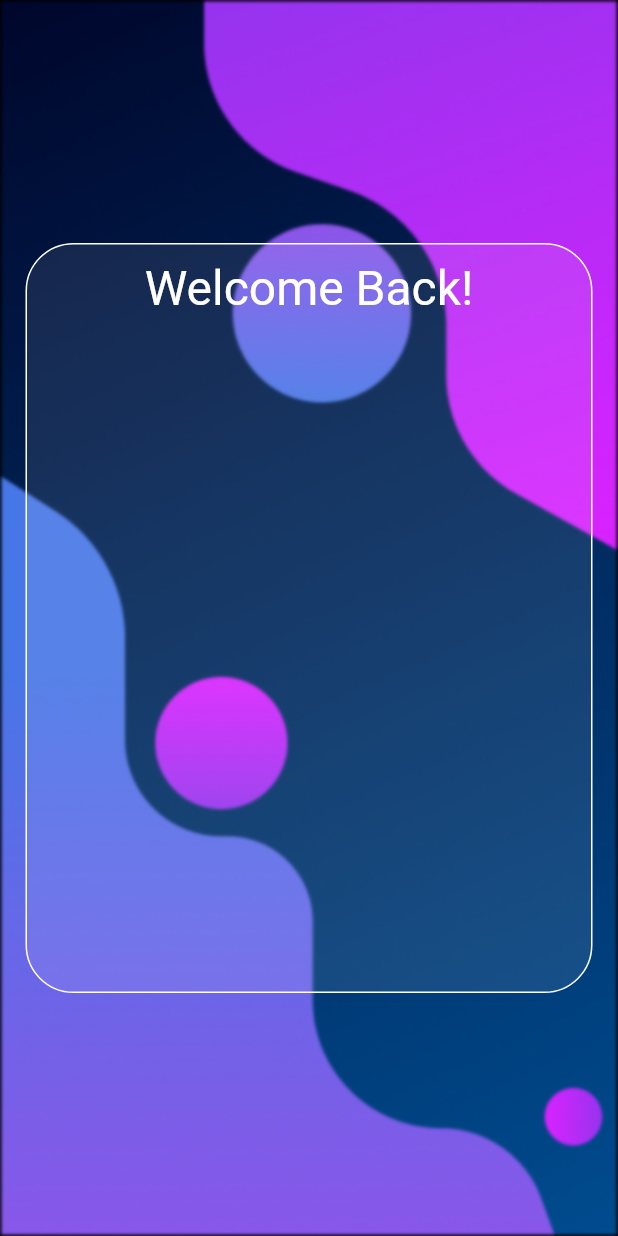
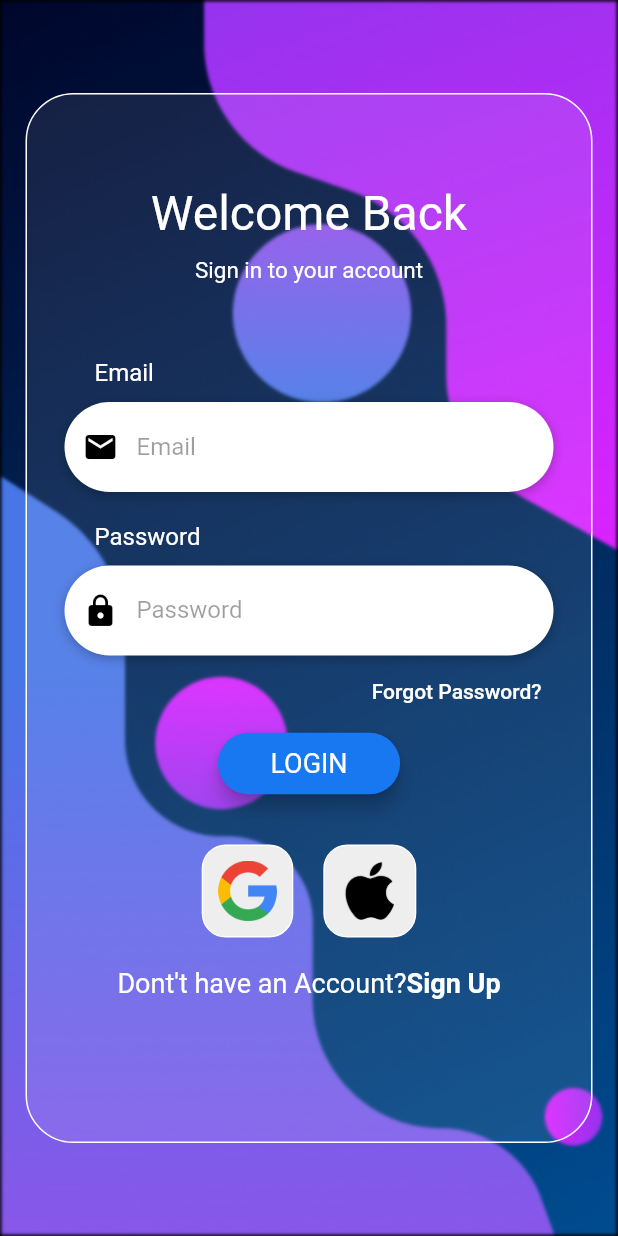
Before and after one commit to Naman-Gayakwad/vit_bazzar_app, a Flutter app: the screen it shows after launch, on a phone screen of 412 x 824 dp. Run offline on Flutter 3.47's test engine with Material 2 defaults, Android fonts, the light colour scheme and no system bars; our stand-ins replace font_awesome_flutter, google_fonts.

Commit message:
login done

```diff
--- a/lib/screens/login.dart
+++ b/lib/screens/login.dart
@@ -4,13 +4,156 @@ import 'package:flutter/material.dart';
 import 'package:flutter/src/widgets/framework.dart';
 import 'package:flutter/src/widgets/placeholder.dart';
 import 'package:font_awesome_flutter/font_awesome_flutter.dart';
+import 'package:vit_bazzar_app/utils/square_tile.dart';
 
 class MyLogin extends StatefulWidget {
   const MyLogin({super.key});
 
   @override
+  State<MyLogin> createState() => _MyLoginState();
+}
 
-  State<MyLogin> createState() => _MyLoginState();
+Widget buildEmail() {
+  return Column(
+    crossAxisAlignment: CrossAxisAlignment.start,
+    children: [
+      Container(
+        margin: const EdgeInsets.only(left: 20),
+        child: const Text(
+          'Email',
+          style: TextStyle(
+            color: Colors.white,
+            fontSize: 16,
+          ),
+        ),
+      ),
+      const SizedBox(height: 10),
+      Container(
+        alignment: Alignment.centerLeft,
+        decoration: BoxDecoration(
+            color: Colors.white,
+            borderRadius: BorderRadius.circular(100),
+            boxShadow: const [
+              BoxShadow(
+                  color: Colors.black26, blurRadius: 6, offset: Offset(0, 2))
+            ]),
+        height: 60,
+        child: const TextField(
+          keyboardType: TextInputType.emailAddress,
+          style: TextStyle(
+            color: Colors.black87,
+          ),
+          decoration: InputDecoration(
+              border: InputBorder.none,
+              contentPadding: EdgeInsets.only(top: 14),
+              prefixIcon: Icon(
+                Icons.email,
+                color: Colors.black,
+              ),
+              hintText: 'Email',
+              hintStyle: TextStyle(color: Colors.black38)),
+        ),
+      )
+    ],
+  );
+}
+
+Widget buildPassword() {
+  return Column(
+    crossAxisAlignment: CrossAxisAlignment.start,
+    children: [
+      Container(
+        margin: const EdgeInsets.only(left: 20),
+        child: const Text(
+          'Password',
+          style: TextStyle(
+            color: Colors.white,
+            fontSize: 16,
+          ),
+        ),
+      ),
+      const SizedBox(height: 10),
+      Container(
+        alignment: Alignment.centerLeft,
+        decoration: BoxDecoration(
+            color: Colors.white,
+            borderRadius: BorderRadius.circular(100),
+            boxShadow: const [
+              BoxShadow(
+                  color: Colors.black26, blurRadius: 6, offset: Offset(0, 2))
+            ]),
+        height: 60,
+        child: const TextField(
+          obscureText: true,
+          style: TextStyle(
+            color: Colors.black87,
+          ),
+          decoration: InputDecoration(
+              border: InputBorder.none,
+              contentPadding: EdgeInsets.only(top: 14),
+              prefixIcon: Icon(
+                Icons.lock,
+                color: Colors.black,
+              ),
+              hintText: 'Password',
+              hintStyle: TextStyle(color: Colors.black38)),
+        ),
+      )
+    ],
+  );
+}
+
+Widget buildForgotPassBtn() {
+  return Container(
+    alignment: Alignment.centerRight,
+    child: TextButton(
+        onPressed: () => print('Forgot Password Pressed'),
+        child: const Text(
+          'Forgot Password?',
+          style: TextStyle(color: Colors.white),
+        )),
+  );
+}
+
+Widget buildLoginBtn() {
+  final ButtonStyle style = ElevatedButton.styleFrom(
+      textStyle: const TextStyle(fontSize: 20),
+      elevation: 5,
+      padding: const EdgeInsets.symmetric(vertical: 10, horizontal: 35),
+      shape: RoundedRectangleBorder(borderRadius: BorderRadius.circular(100)),
+      backgroundColor: const Color(0xFF1778F2));
+  return Container(
+    // padding: const EdgeInsets.only(left25),
+    child: ElevatedButton(
+      onPressed: () => print('Login Pressed'),
+      style: style,
+      child: const Text(
+        'LOGIN',
+        style: TextStyle(color: Colors.white, fontSize: 18),
+      ),
+    ),
+  );
+}
+
+Widget buildSignUpBtn() {
+  return GestureDetector(
+    onTap: () => print("sign up button pressed"),
+    child: RichText(
+      text: const TextSpan(children: [
+        TextSpan(
+            text: "Dont't have an Account?",
+            style: TextStyle(
+              color: Colors.white,
+              fontSize: 18,
+            )),
+        TextSpan(
+          text: 'Sign Up',
+          style: TextStyle(color: Colors.white,fontSize: 18,fontWeight: FontWeight.bold)
+        )
+      ]),
+
+    ),
+  );
 }
 
 class _MyLoginState extends State<MyLogin> {
@@ -26,40 +169,64 @@ class _MyLoginState extends State<MyLogin> {
         body: Stack(
           children: [
             Container(
-              alignment: const Alignment(0, 0),
+                alignment: Alignment.topCenter,
                 child: Container(
                   padding: const EdgeInsets.all(16.0),
-                decoration: BoxDecoration(
-                  border: Border.all()
-                ),
-                child: BackdropFilter(filter: ImageFilter.blur(sigmaX: 1,sigmaY: 1),
-                  child: Align(child:
-                  SizedBox(
+                  decoration: BoxDecoration(border: Border.all()),
+                  child: BackdropFilter(
+                      filter: ImageFilter.blur(sigmaX: 1, sigmaY: 1),
+                      child: Align(
+                        child: SizedBox(
                           width: 400,
-                    height: 500,
+                          height: 700,
                           child: Container(
                             decoration: BoxDecoration(
                               borderRadius: BorderRadius.circular(32),
-                        border: Border.all(color: Color(0xfffffffff)),
-                        color: Color(0x16fcfcfc),
+                              border: Border.all(
+                                  color:
+                                      const Color.fromARGB(255, 255, 255, 255)),
+                              color: const Color(0x16fcfcfc),
                             ),
-                      child: Stack(
+                            child: SingleChildScrollView(
+                                padding: const EdgeInsets.symmetric(
+                                    horizontal: 25, vertical: 60),
+                                child: Column(
+                                  mainAxisAlignment: MainAxisAlignment.center,
                                   children: [
-                          Container(
-                            padding: EdgeInsets.only(top:10),
-                            alignment: const Alignment(0, -1),
-                            child: Text(
-                              'Welcome Back!',
-                              style: TextStyle(fontSize: 32, color: Colors.white),
+                                    const Text(
+                                      'Welcome Back',
+                                      style: TextStyle(
+                                          color: Colors.white, fontSize: 32),
                                     ),
-                          )
+                                    const SizedBox(height: 10),
+                                    const Text(
+                                      'Sign in to your account',
+                                      style: TextStyle(
+                                          color: Colors.white, fontSize: 15),
+                                    ),
+                                    const SizedBox(height: 50),
+                                    buildEmail(),
+                                    const SizedBox(height: 20),
+                                    buildPassword(),
+                                    buildForgotPassBtn(),
+                                    buildLoginBtn(),
+                                    const SizedBox(height: 30),
+                                    Row(
+                                      mainAxisAlignment: MainAxisAlignment.center,
+                                      children: const [
+                                      SquareTile(imagePath: 'assets/images/google_logo.png'),
+                                      SizedBox(width: 20),
+                                      SquareTile(imagePath: 'assets/images/apple_logo.png')
+                                    ],),
+                                    const SizedBox(height: 20),
+                                    buildSignUpBtn(),
+
                                   ],
+                                )),
                           ),
                         ),
-                  ),)
-                ),
-              )
-            )
+                      )),
+                ))
           ],
         ),
       ),
--- /dev/null
+++ b/lib/utils/square_tile.dart
@@ -0,0 +1,17 @@
+import 'package:flutter/material.dart';
+
+class SquareTile extends StatelessWidget {
+  final String imagePath;
+  const SquareTile({super.key, required this.imagePath});
+
+  @override
+  Widget build(BuildContext context) {
+    return Container(
+      padding: const EdgeInsets.all(10),
+      decoration: BoxDecoration(border: Border.all(color: Colors.white),
+      borderRadius: BorderRadius.circular(16),
+      color: Colors.grey[200]),
+      child: Image.asset(imagePath, height: 40),
+    );
+  }
+}
```
Also changed, not shown: assets/images/apple_logo.png (added), assets/images/google_logo.png (added). Lines whose indentation alone changed are shown as unchanged.
